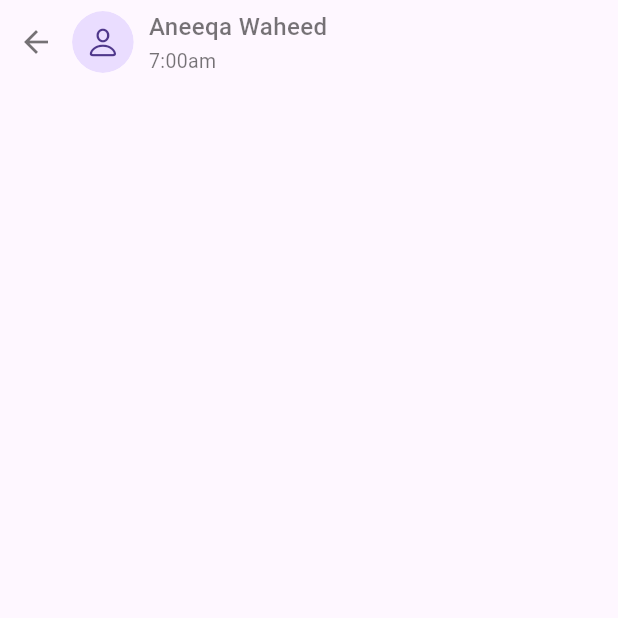
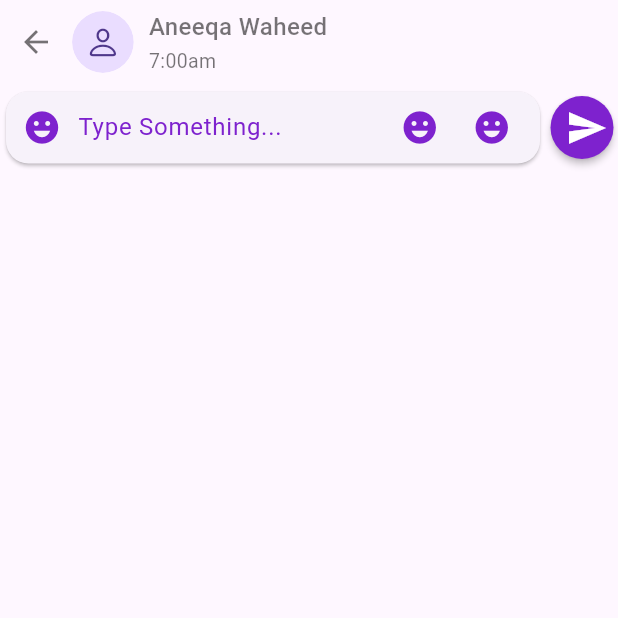
Before and after one commit to AneeqaWaheed/Alpha, a Flutter app: the UserChatting screen opened by its route, on a phone screen of 412 x 824 dp, the top half of it. Run offline on Flutter 3.47's test engine with Material 3 defaults, Android fonts, the phone set to English and light mode, and no system bars; drawn by our look-alikes of cached_network_image; our stand-ins replace get, intl_phone_number_input; network calls fail.

Commit message:
ChatInput Field

```diff
--- a/alpha/lib/screens/chatUser.dart
+++ b/alpha/lib/screens/chatUser.dart
@@ -2,8 +2,6 @@ import 'package:cached_network_image/cached_network_image.dart';
 import 'package:flutter/cupertino.dart';
 import 'package:flutter/material.dart';
 import 'package:flutter/services.dart';
-import 'package:get/get.dart';
-
 import '../main.dart';
 
 class UserChatting extends StatefulWidget {
@@ -26,11 +24,15 @@ class _UserChattingState extends State<UserChatting> {
 
     return SafeArea(
       child: Scaffold(
-        appBar: AppBar(
-          automaticallyImplyLeading: false,
-          flexibleSpace: _appBar(),
-        ),
-      ),
+          appBar: AppBar(
+            automaticallyImplyLeading: false,
+            flexibleSpace: _appBar(),
+          ),
+          body: Column(
+            children: [
+              _chatInput(),
+            ],
+          )),
     );
   }
 
@@ -77,4 +79,65 @@ class _UserChattingState extends State<UserChatting> {
       ],
     );
   }
+
+  Widget _chatInput() {
+    return Padding(
+      padding: const EdgeInsets.symmetric(vertical: 1),
+      child: Row(
+        children: [
+          //input fields and buttons
+          Expanded(
+            child: Card(
+              shape: RoundedRectangleBorder(
+                  borderRadius: BorderRadius.circular(15)),
+              child: Row(
+                children: [
+                  //emoji button
+                  IconButton(
+                    onPressed: () {},
+                    icon: const Icon(Icons.emoji_emotions,
+                        color: Color(0xFF7E22CE), size: 26),
+                  ),
+                  //Input Field
+                  Expanded(
+                      child: TextField(
+                          keyboardType: TextInputType.multiline,
+                          maxLines: null,
+                          decoration: InputDecoration(
+                              hintText: 'Type Something...',
+                              hintStyle: TextStyle(color: Color(0xFF7E22CE)),
+                              border: InputBorder.none))),
+                  //pick image from gallery
+                  IconButton(
+                    onPressed: () {},
+                    icon: const Icon(Icons.emoji_emotions,
+                        color: Color(0xFF7E22CE), size: 26),
+                  ),
+                  //take image from camera
+                  IconButton(
+                    onPressed: () {},
+                    icon: const Icon(Icons.emoji_emotions,
+                        color: Color(0xFF7E22CE), size: 26),
+                  ),
+                  SizedBox(width: mq.width * .02)
+                ],
+              ),
+            ),
+          ),
+          MaterialButton(
+            onPressed: () {},
+            minWidth: 0,
+            padding: EdgeInsets.only(top: 10, bottom: 10, right: 4, left: 10),
+            shape: const CircleBorder(),
+            color: Color(0xFF7E22CE),
+            child: Icon(
+              Icons.send,
+              color: Colors.white,
+              size: 28,
+            ),
+          )
+        ],
+      ),
+    );
+  }
 }
```
